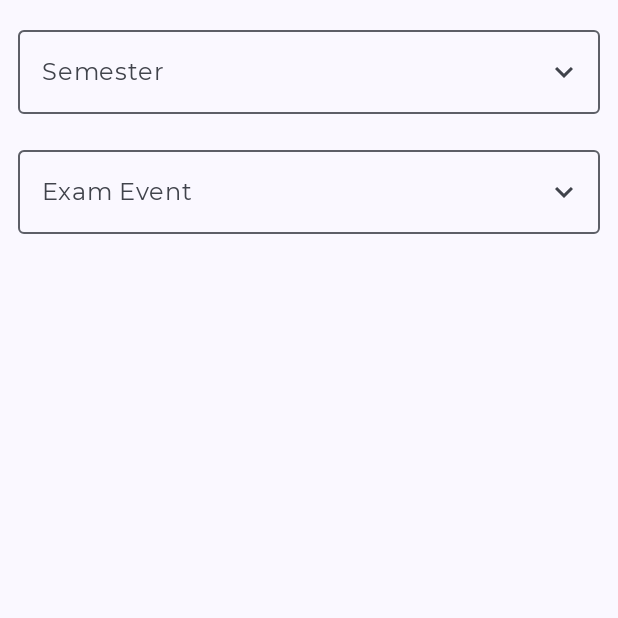
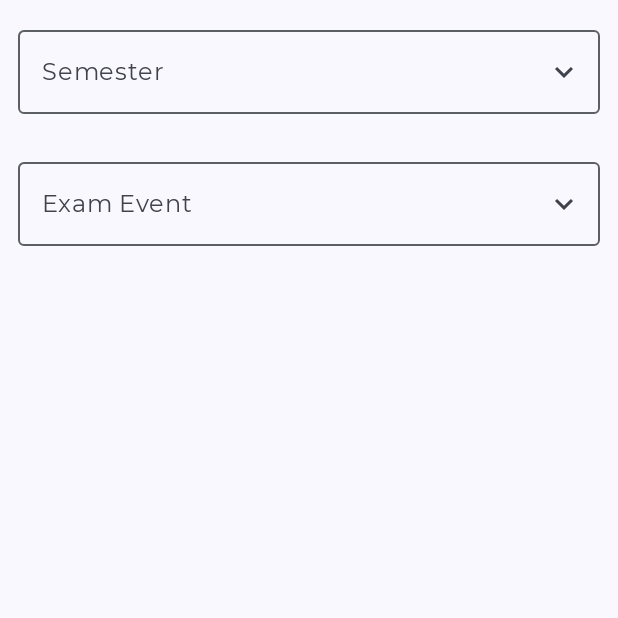
Before and after one commit to jainhardik120/JiitBuddy, an Android app built with Jetpack Compose: the composable ExamsScreen shown on its own in the app's theme, on a phone screen of 412 x 824 dp, the top half of it. Run offline under Robolectric (Android 15) with nearby library versions, the phone set to English and light mode, and no system bars; our stand-ins replace Dagger/Hilt's generated code.

Commit message:
Implemented Repository method for Exam Schedule, testing can't be done at the moment
Signed-off-by: Hardik Jain <93935536+jainhardik120@users.noreply.github.com>

```diff
--- a/app/src/main/java/com/jainhardik120/jiitcompanion/domain/repository/PortalRepository.kt
+++ b/app/src/main/java/com/jainhardik120/jiitcompanion/domain/repository/PortalRepository.kt
@@ -2,6 +2,7 @@ package com.jainhardik120.jiitcompanion.domain.repository
 
 import com.jainhardik120.jiitcompanion.data.local.entity.ExamEventsEntity
 import com.jainhardik120.jiitcompanion.data.local.entity.ExamRegistrationsEntity
+import com.jainhardik120.jiitcompanion.data.local.entity.ExamScheduleEntity
 import com.jainhardik120.jiitcompanion.data.remote.model.ResultEntity
 import com.jainhardik120.jiitcompanion.data.local.entity.StudentAttendanceEntity
 import com.jainhardik120.jiitcompanion.util.Resource
@@ -65,7 +66,7 @@ interface PortalRepository {
         registrationid: String,
         instituteid: String,
         studentid: String, token: String
-    ): Resource<List<ExamRegistrationsEntity>>
+    ): Resource<List<ExamScheduleEntity>>
 
     suspend fun getMarksRegistration(
         instituteid: String, studentid: String, token: String
--- a/app/src/main/java/com/jainhardik120/jiitcompanion/ui/presentation/exams/ExamScreenState.kt
+++ b/app/src/main/java/com/jainhardik120/jiitcompanion/ui/presentation/exams/ExamScreenState.kt
@@ -2,7 +2,7 @@ package com.jainhardik120.jiitcompanion.ui.presentation.exams
 
 import com.jainhardik120.jiitcompanion.data.local.entity.ExamEventsEntity
 import com.jainhardik120.jiitcompanion.data.local.entity.ExamRegistrationsEntity
-import com.jainhardik120.jiitcompanion.data.local.entity.StudentAttendanceRegistrationEntity
+import com.jainhardik120.jiitcompanion.data.local.entity.ExamScheduleEntity
 
 data class ExamScreenState(
     val registrations:List<ExamRegistrationsEntity> = emptyList(),
@@ -11,4 +11,5 @@ data class ExamScreenState(
     val events:List<ExamEventsEntity> = emptyList(),
     val selectedEventDesc: String = "",
     val selectedExamId: String = "",
+    val schedule:List<ExamScheduleEntity> = emptyList()
 )
--- a/app/src/main/java/com/jainhardik120/jiitcompanion/ui/presentation/exams/ExamsScreen.kt
+++ b/app/src/main/java/com/jainhardik120/jiitcompanion/ui/presentation/exams/ExamsScreen.kt
@@ -2,10 +2,8 @@ package com.jainhardik120.jiitcompanion.ui.presentation.exams
 
 import androidx.compose.foundation.clickable
 import androidx.compose.foundation.layout.Column
-import androidx.compose.foundation.layout.Spacer
 import androidx.compose.foundation.layout.fillMaxSize
 import androidx.compose.foundation.layout.fillMaxWidth
-import androidx.compose.foundation.layout.height
 import androidx.compose.foundation.layout.padding
 import androidx.compose.foundation.layout.width
 import androidx.compose.material.icons.Icons
@@ -39,15 +37,14 @@ import com.jainhardik120.jiitcompanion.util.UiEvent
 fun ExamsScreen(
     viewModel: ExamsViewModel = hiltViewModel()
 ) {
-    val snackbarHostState = remember { SnackbarHostState() }
+    val snackBarHostState = remember { SnackbarHostState() }
     LaunchedEffect(key1 = true, block = {
         viewModel.getRegistrations()
         viewModel.uiEvent.collect {
             when (it) {
                 is UiEvent.ShowSnackbar -> {
-                    snackbarHostState.showSnackbar(it.message)
+                    snackBarHostState.showSnackbar(it.message)
                 }
-
                 else -> {
 
                 }
@@ -70,7 +67,7 @@ fun ExamsScreen(
         Icons.Filled.KeyboardArrowUp
     else
         Icons.Filled.KeyboardArrowDown
-    Scaffold(snackbarHost = { SnackbarHost(hostState = snackbarHostState) }) {
+    Scaffold(snackbarHost = { SnackbarHost(hostState = snackBarHostState) }) {
         Column(
             Modifier
                 .fillMaxSize()
@@ -96,7 +93,10 @@ fun ExamsScreen(
                         },
                     label = { Text(text = "Semester") },
                     trailingIcon = {
-                        IconButton(onClick = { expanded1 = !expanded1 }) {
+                        IconButton(onClick = {
+                            expanded1 = !expanded1
+                            expanded2 = false
+                        }) {
                             Icon(icon1, "Expand/Collapse Menu")
                         }
                     }, readOnly = true
@@ -114,9 +114,12 @@ fun ExamsScreen(
                         })
                     }
                 }
-
-                Spacer(modifier = Modifier.height(16.dp))
-
+            }
+            Column(
+                Modifier
+                    .fillMaxWidth()
+                    .padding(12.dp)
+            ) {
                 OutlinedTextField(
                     value = viewModel.state.selectedEventDesc,
                     onValueChange = {
@@ -132,7 +135,9 @@ fun ExamsScreen(
                         },
                     label = { Text(text = "Exam Event") },
                     trailingIcon = {
-                        IconButton(onClick = { expanded2 = !expanded2 }) {
+                        IconButton(onClick = {
+                            expanded2 = !expanded2
+                            expanded1 = false}) {
                             Icon(icon2, "Expand/Collapse Menu")
                         }
                     }, readOnly = true
```
Also changed, not shown: app/src/main/java/com/jainhardik120/jiitcompanion/data/repository/PortalRepositoryImpl.kt (+53 -3 lines), app/src/main/java/com/jainhardik120/jiitcompanion/ui/presentation/exams/ExamsViewModel.kt (+25 -3 lines).
